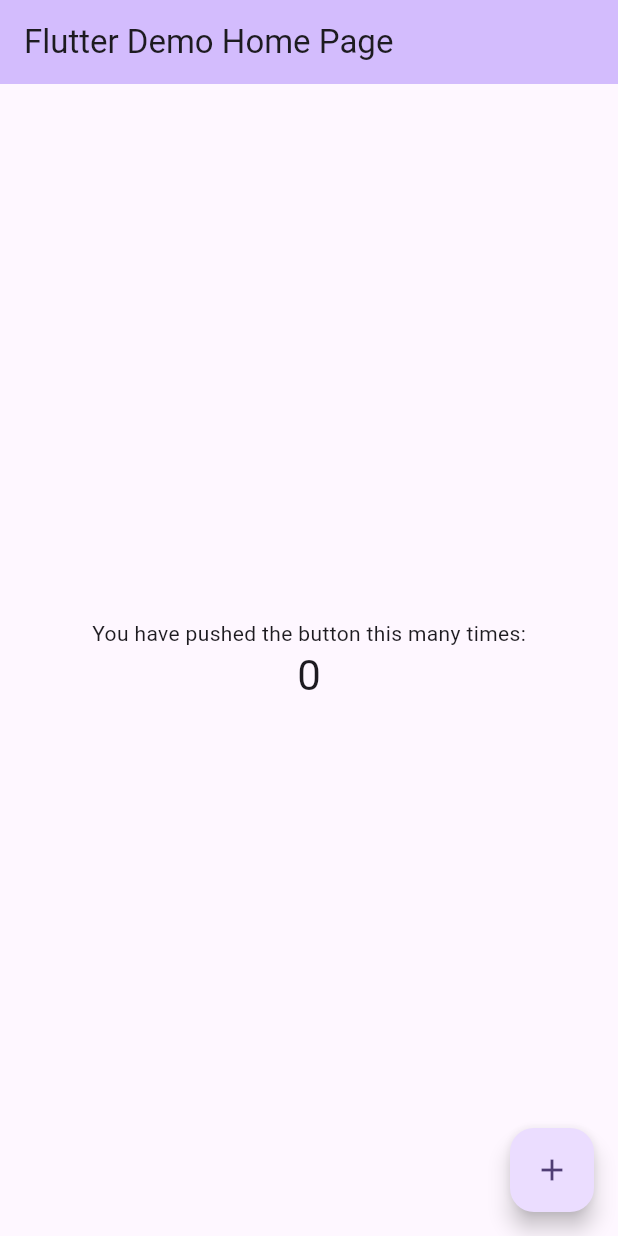
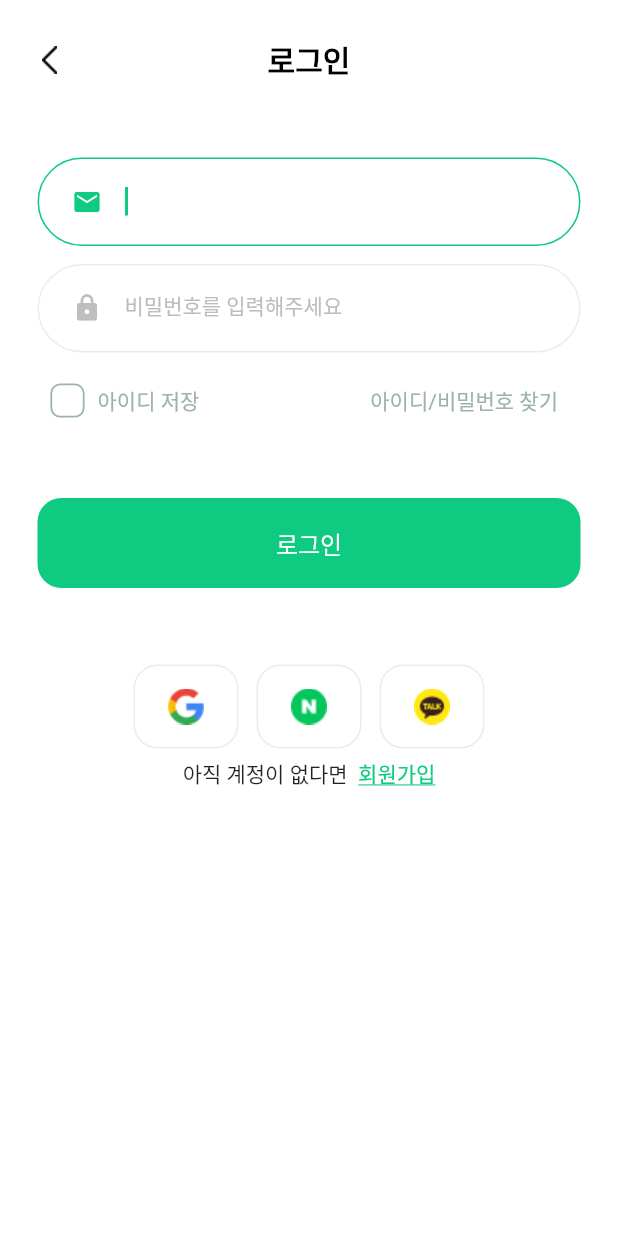
Before and after one commit to SubeenPyun/Stocodi_APP, a Flutter app: the screen it shows after launch, on a phone screen of 412 x 824 dp. Run offline on Flutter 3.47's test engine with Material 2 defaults, Android fonts, the phone set to English and light mode, and no system bars.

Commit message:
로그인화면(회원가입 배치만 바꾸면 됨)

```diff
--- a/analysis_options.yaml
+++ b/analysis_options.yaml
@@ -21,6 +21,9 @@ linter:
   # `// ignore_for_file: name_of_lint` syntax on the line or in the file
   # producing the lint.
   rules:
+    prefer_const_constructors: false
+    prefer_const_literals_to_create_immutables: false
+    prefer_const_constructors_in_immutables: false
     # avoid_print: false  # Uncomment to disable the `avoid_print` rule
     # prefer_single_quotes: true  # Uncomment to enable the `prefer_single_quotes` rule
 
--- a/lib/main.dart
+++ b/lib/main.dart
@@ -1,125 +1,249 @@
+import 'dart:math';
+
 import 'package:flutter/material.dart';
+import 'widgets/inputField.dart';
+import 'main2.dart';
 
 void main() {
-  runApp(const MyApp());
+  runApp(MaterialApp(home: Login()));
 }
 
-class MyApp extends StatelessWidget {
-  const MyApp({super.key});
+class Login extends StatefulWidget {
+  @override
+  _LoginState createState() => _LoginState();
+}
 
-  // This widget is the root of your application.
+class _LoginState extends State<Login> {
+  bool? _isChecked = false;
+
   @override
   Widget build(BuildContext context) {
     return MaterialApp(
-      title: 'Flutter Demo',
-      theme: ThemeData(
-        // This is the theme of your application.
-        //
-        // TRY THIS: Try running your application with "flutter run". You'll see
-        // the application has a blue toolbar. Then, without quitting the app,
-        // try changing the seedColor in the colorScheme below to Colors.green
-        // and then invoke "hot reload" (save your changes or press the "hot
-        // reload" button in a Flutter-supported IDE, or press "r" if you used
-        // the command line to start the app).
-        //
-        // Notice that the counter didn't reset back to zero; the application
-        // state is not lost during the reload. To reset the state, use hot
-        // restart instead.
-        //
-        // This works for code too, not just values: Most code changes can be
-        // tested with just a hot reload.
-        colorScheme: ColorScheme.fromSeed(seedColor: Colors.deepPurple),
-        useMaterial3: true,
+      home: GestureDetector(
+        onTap: () => FocusManager.instance.primaryFocus?.unfocus(),
+        child: Scaffold(
+          backgroundColor: Colors.white,
+          appBar: PreferredSize(
+            preferredSize: Size.fromHeight(80.0),
+            child: Column(
+              mainAxisAlignment: MainAxisAlignment.center,
+              children: [
+                AppBar(
+                  centerTitle: true,
+                  backgroundColor: Colors.white,
+                  elevation: 0,
+                  leading: Padding(
+                    padding: EdgeInsets.only(left: 10.0),
+                    child: IconButton(
+                      icon: Image.asset(
+                        'assets/images/back.png',
+                        width: 10,
+                        height: 20,
                       ),
-      home: const MyHomePage(title: 'Flutter Demo Home Page'),
-    );
-  }
-}
-
-class MyHomePage extends StatefulWidget {
-  const MyHomePage({super.key, required this.title});
-
-  // This widget is the home page of your application. It is stateful, meaning
-  // that it has a State object (defined below) that contains fields that affect
-  // how it looks.
-
-  // This class is the configuration for the state. It holds the values (in this
-  // case the title) provided by the parent (in this case the App widget) and
-  // used by the build method of the State. Fields in a Widget subclass are
-  // always marked "final".
-
-  final String title;
-
-  @override
-  State<MyHomePage> createState() => _MyHomePageState();
-}
-
-class _MyHomePageState extends State<MyHomePage> {
-  int _counter = 0;
-
-  void _incrementCounter() {
-    setState(() {
-      // This call to setState tells the Flutter framework that something has
-      // changed in this State, which causes it to rerun the build method below
-      // so that the display can reflect the updated values. If we changed
-      // _counter without calling setState(), then the build method would not be
-      // called again, and so nothing would appear to happen.
-      _counter++;
-    });
-  }
-
-  @override
-  Widget build(BuildContext context) {
-    // This method is rerun every time setState is called, for instance as done
-    // by the _incrementCounter method above.
-    //
-    // The Flutter framework has been optimized to make rerunning build methods
-    // fast, so that you can just rebuild anything that needs updating rather
-    // than having to individually change instances of widgets.
-    return Scaffold(
-      appBar: AppBar(
-        // TRY THIS: Try changing the color here to a specific color (to
-        // Colors.amber, perhaps?) and trigger a hot reload to see the AppBar
-        // change color while the other colors stay the same.
-        backgroundColor: Theme.of(context).colorScheme.inversePrimary,
-        // Here we take the value from the MyHomePage object that was created by
-        // the App.build method, and use it to set our appbar title.
-        title: Text(widget.title),
+                      onPressed: null,
                     ),
-      body: Center(
-        // Center is a layout widget. It takes a single child and positions it
-        // in the middle of the parent.
-        child: Column(
-          // Column is also a layout widget. It takes a list of children and
-          // arranges them vertically. By default, it sizes itself to fit its
-          // children horizontally, and tries to be as tall as its parent.
-          //
-          // Column has various properties to control how it sizes itself and
-          // how it positions its children. Here we use mainAxisAlignment to
-          // center the children vertically; the main axis here is the vertical
-          // axis because Columns are vertical (the cross axis would be
-          // horizontal).
-          //
-          // TRY THIS: Invoke "debug painting" (choose the "Toggle Debug Paint"
-          // action in the IDE, or press "p" in the console), to see the
-          // wireframe for each widget.
-          mainAxisAlignment: MainAxisAlignment.center,
-          children: <Widget>[
-            const Text(
-              'You have pushed the button this many times:',
                   ),
-            Text(
-              '$_counter',
-              style: Theme.of(context).textTheme.headlineMedium,
+                  title: Text(
+                    "로그인",
+                    style: TextStyle(
+                      color: Colors.black,
+                      fontWeight: FontWeight.w600,
+                      fontSize: 20,
+                    ),
+                  ),
                 ),
               ],
             ),
           ),
-      floatingActionButton: FloatingActionButton(
-        onPressed: _incrementCounter,
-        tooltip: 'Increment',
-        child: const Icon(Icons.add),
-      ), // This trailing comma makes auto-formatting nicer for build methods.
+          body: SingleChildScrollView(
+            child: Center(
+              child: Container(
+                margin: EdgeInsets.all(25),
+                child: Column(
+                  crossAxisAlignment: CrossAxisAlignment.center,
+                  mainAxisAlignment: MainAxisAlignment.start,
+                  children: [
+                    InputField(
+                      focus: true,
+                      image: Icon(Icons.mail, size: 20),
+                      text: "메일을 입력해주세요",
+                      obscure: false,
+                    ),
+                    SizedBox(height: 12),
+                    InputField(
+                      focus: true,
+                      image: Icon(Icons.lock, size: 20),
+                      text: "비밀번호를 입력해주세요",
+                      obscure: true,
+                    ),
+                    SizedBox(height: 12),
+                    Padding(
+                      padding: EdgeInsets.only(right: 15),
+                      child: Row(
+                        mainAxisAlignment: MainAxisAlignment.spaceBetween,
+                        children: [
+                          Container(
+                            child: Row(
+                              children: [
+                                Transform.scale(
+                                  scale: 1.2,
+                                  child: Checkbox(
+                                    checkColor: Colors.white,
+                                    activeColor: Color(0xFF9EB2AC),
+                                    materialTapTargetSize: MaterialTapTargetSize.shrinkWrap,
+                                    value: _isChecked,
+                                    onChanged: (value) {
+                                      setState(() {
+                                        _isChecked = value;
+                                      });
+                                    },
+                                    side: BorderSide(
+                                      color: Color(0xFF9EB2AC),
+                                      strokeAlign: 0,
+                                    ),
+                                    shape: RoundedRectangleBorder(
+                                      borderRadius: BorderRadius.circular(5),
+                                    ),
+                                  ),
+                                ),
+                                Text(
+                                  "아이디 저장",
+                                  style: TextStyle(color: Color(0xFF9EB2AC), fontSize: 14),
+                                ),
+                              ],
+                            ),
+                          ),
+                          Text(
+                            "아이디/비밀번호 찾기",
+                            style: TextStyle(color: Color(0xFF9EB2AC), fontSize: 14),
+                          ),
+                        ],
+                      ),
+                    ),
+                    SizedBox(height: 45,),
+                    ElevatedButton(
+                      onPressed: () {
+                        Navigator.push(
+                          context,
+                          MaterialPageRoute(builder: (context) => Main2()),
+                        );
+                      },
+                      style: ButtonStyle(
+                        backgroundColor: MaterialStateProperty.all(Color(0xFF0ECB81)),
+                        shape: MaterialStateProperty.all<RoundedRectangleBorder>(
+                          RoundedRectangleBorder(
+                            borderRadius: BorderRadius.circular(16),
+                          ),
+                        ),
+                        elevation: MaterialStateProperty.all(0),
+                      ),
+                      child: Container(
+                        width: double.infinity,
+                        height:60,
+                        decoration: BoxDecoration(
+                          color: Color(0xFF0ECB81),
+                        ),
+                        child: Row(
+                          mainAxisAlignment: MainAxisAlignment.center,
+                          children: [
+                            Text("로그인",
+                              style: TextStyle(fontSize: 16),
+                            ),
+                          ],
+                        ),
+                      ),
+                    ),
+                    SizedBox(height: 45,),
+                    Row(
+                      mainAxisAlignment: MainAxisAlignment.center,
+                      children: [
+                        GestureDetector(
+                          onTap: () {
+                            Navigator.push(
+                              context,
+                              MaterialPageRoute(builder: (context) => Main2()),
+                            );
+                          },
+                          child: Container(
+                            width: 70,
+                            height: 56,
+                            padding: EdgeInsets.all(17),
+                            margin: EdgeInsets.all(6),
+                            decoration: BoxDecoration(
+                              borderRadius: BorderRadius.circular(16),
+                              border: Border.all(color: Color(0xFFEBEBEB)),
+                              image: DecorationImage(
+                                image: AssetImage("assets/images/Google.png"),
+                              ),
+                            ),
+                          ),
+                        ),
+                        GestureDetector(
+                          onTap: () {
+                            Navigator.push(
+                              context,
+                              MaterialPageRoute(builder: (context) => Main2()),
+                            );
+                          },
+                          child: Container(
+                            width: 70,
+                            height: 56,
+                            padding: EdgeInsets.all(17),
+                            margin: EdgeInsets.all(6),
+                            decoration: BoxDecoration(
+                              borderRadius: BorderRadius.circular(16),
+                              border: Border.all(color: Color(0xFFEBEBEB)),
+                              image: DecorationImage(
+                                image: AssetImage("assets/images/Naver.png"),
+                              ),
+                            ),
+                          ),
+                        ),
+                        GestureDetector(
+                          onTap: () {
+                            Navigator.push(
+                              context,
+                              MaterialPageRoute(builder: (context) => Main2()),
+                            );
+                          },
+                          child: Container(
+                            width: 70,
+                            height: 56,
+                            padding: EdgeInsets.all(17),
+                            margin: EdgeInsets.all(6),
+                            decoration: BoxDecoration(
+                              borderRadius: BorderRadius.circular(16),
+                              border: Border.all(color: Color(0xFFEBEBEB)),
+                              image: DecorationImage(
+                                image: AssetImage("assets/images/KakaoTalk.png"),
+                              ),
+                            ),
+                          ),
+                        ),
+                      ],
+                    ),
+                    Container(
+                      child: Row(
+                        crossAxisAlignment: CrossAxisAlignment.end,
+                        mainAxisAlignment: MainAxisAlignment.center,
+                        children: [
+                          Text("아직 계정이 없다면"),
+                          SizedBox(width: 7),
+                          Text("회원가입", style: TextStyle(
+                            color: Color(0xFF0ECB81),
+                            decoration: TextDecoration.underline,
+                          ),),
+                        ],
+                      ),
+                    ),
+                    SizedBox(height: 10),
+                  ],
+                ),
+              ),
+            ),
+          ),
+        ),
+      ),
     );
   }
 }
--- /dev/null
+++ b/lib/main2.dart
@@ -0,0 +1,40 @@
+import 'package:flutter/material.dart';
+
+void main() {
+  runApp(Main2());
+}
+
+class Main2 extends StatelessWidget{
+  @override
+  Widget build(BuildContext context) {
+    // TODO: implement build
+    return MaterialApp(
+      home: Scaffold(
+        appBar: AppBar(
+          centerTitle: true,
+          backgroundColor: Colors.white,
+          elevation: 0,
+          leading: Padding(
+            padding: EdgeInsets.only(left: 10.0),
+            child: IconButton(
+              icon: Image.asset(
+                'assets/images/back.png',
+                width: 10,
+                height: 20,
+              ),
+              onPressed: null,
+            ),
+          ),
+          title: Text(
+            "로그인",
+            style: TextStyle(
+              color: Colors.black,
+              fontWeight: FontWeight.w600,
+              fontSize: 20,
+            ),
+          ),
+        ),
+      ),
+    );
+  }
+}
--- /dev/null
+++ b/lib/widgets/inputField.dart
@@ -0,0 +1,48 @@
+import 'package:flutter/cupertino.dart';
+import 'package:flutter/material.dart';
+
+class InputField extends StatelessWidget{
+  final String text;
+  final Icon image;
+  final bool focus;
+  final bool obscure;
+
+  const InputField({
+    super.key,
+    required this.text,
+    required this.image,
+    required this.focus,
+    required this.obscure,
+  });
+
+  @override
+  Widget build(BuildContext context) {
+    // TODO: implement build
+    return TextField(
+      autofocus: focus,
+      cursorColor: Color(0xFF0ECB81),
+      decoration: InputDecoration(
+        prefixIcon: Padding(
+          padding: EdgeInsets.only(left: 23, right: 15),
+          child: image,
+        ),
+        prefixIconColor: MaterialStateColor.resolveWith((states) =>
+        states.contains(MaterialState.focused)
+            ? Color(0xFF0ECB81)
+            : Color(0xFFBEBEBE)),
+        labelText: text,
+        labelStyle: TextStyle(color: Color(0xFFBDBDBD), fontSize: 14),
+        focusedBorder: OutlineInputBorder(
+          borderSide: BorderSide(color: Color(0xFF0ECB81), width: 1),
+          borderRadius: BorderRadius.all(Radius.circular(50)),
+        ),
+        enabledBorder: OutlineInputBorder(
+          borderSide: BorderSide(color: Color(0xFFEBEBEB), width: 1),
+          borderRadius: BorderRadius.all(Radius.circular(50)),
+        ),
+        floatingLabelBehavior: FloatingLabelBehavior.never,
+      ),
+      obscureText: obscure,
+    );
+  }
+}
```
Also changed, not shown: pubspec.yaml (+6 -4 lines), assets/images/Google.png (added), assets/images/KakaoTalk.png (added), assets/images/Naver.png (added), assets/images/back.png (added), pubspec.lock, 1 other file. Lines whose indentation alone changed are shown as unchanged.
